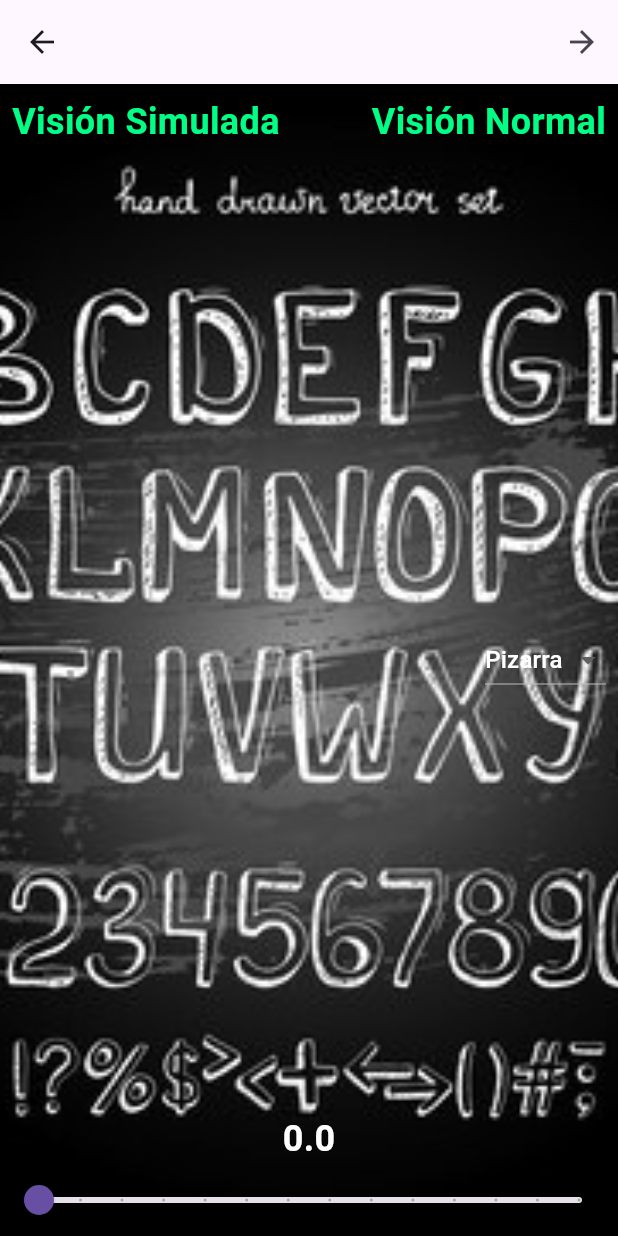
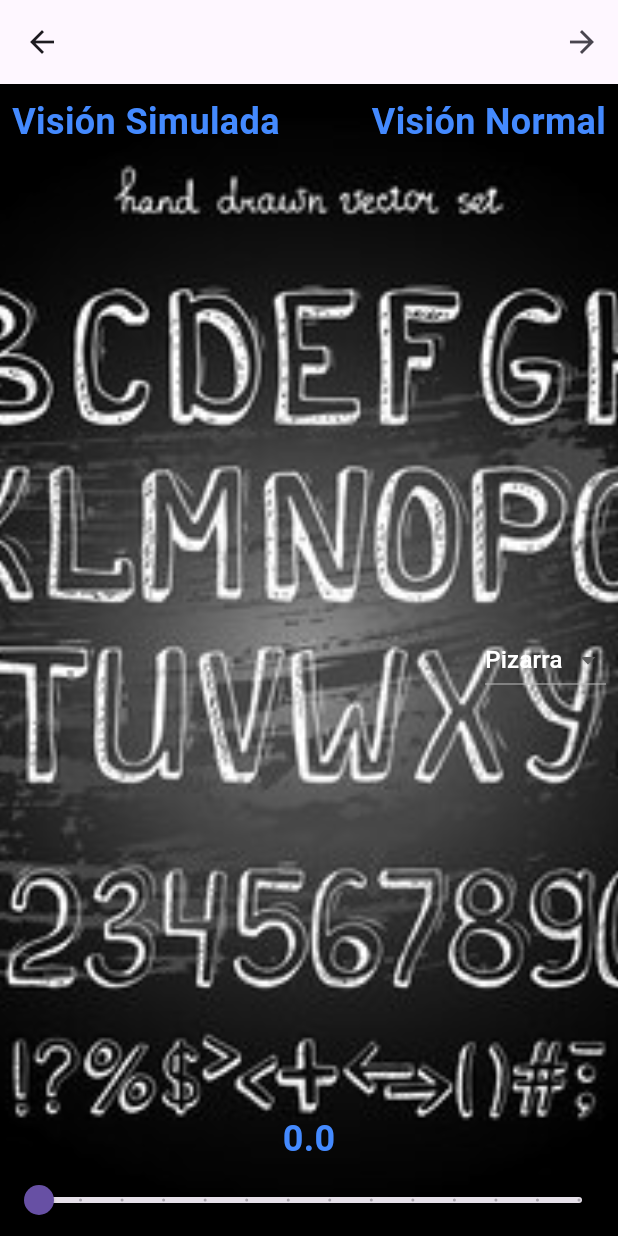
Before and after one commit to Jairo010/mobile_app_vista, a Flutter app: the CameraScreen screen opened directly, on a phone screen of 412 x 824 dp. Run offline on Flutter 3.47's test engine with Material 3 defaults, Android fonts, the light colour scheme and no system bars; our stand-ins replace camera, image_picker, shared_preferences; accounts and stored records are empty; statements that could not run were skipped.

Commit message:
Colors have been changed

```diff
--- a/lib/classes/simulation.dart
+++ b/lib/classes/simulation.dart
@@ -14,6 +14,7 @@ class SimulationPage extends StatefulWidget {
 
 List<CameraDescription> cameras = [];
 String dropdownButtonText = 'Pizarra';
+Color titleColor = Colors.blueAccent;
 
 class SimulationPageState extends State<SimulationPage> {
   @override
@@ -73,7 +74,7 @@ class SimulationPageState extends State<SimulationPage> {
                 ),
               ),
             ),
-          const Align(
+          Align(
             alignment: Alignment.topLeft,
             child: Padding(
               padding: EdgeInsets.all(8.0),
@@ -81,10 +82,10 @@ class SimulationPageState extends State<SimulationPage> {
                   style: TextStyle(
                       fontSize: 24,
                       fontWeight: FontWeight.bold,
-                      color: Color.fromARGB(255, 0, 255, 132))),
+                      color: titleColor)),
             ),
           ),
-          const Align(
+          Align(
             alignment: Alignment.topRight,
             child: Padding(
               padding: EdgeInsets.all(8.0),
@@ -92,7 +93,7 @@ class SimulationPageState extends State<SimulationPage> {
                   style: TextStyle(
                       fontSize: 24,
                       fontWeight: FontWeight.bold,
-                      color: Color.fromARGB(255, 0, 255, 132))),
+                      color: titleColor)),
             ),
           ),
           Align(
@@ -134,10 +135,13 @@ class SimulationPageState extends State<SimulationPage> {
                     dropdownButtonText = newValue!;
                     if (newValue == 'Pizarra') {
                       _image = const AssetImage('assets/images/BlackboardSpanish.jpg');
+                      titleColor = Colors.blueAccent;
                     } else if (newValue == 'Aula') {
                       _image = const AssetImage('assets/images/classroom.jpg');
+                      titleColor = Colors.black;
                     } else if (newValue == 'Cámara') {
                       getImage();
+                      titleColor = Colors.black;
                     }
                   });
                 },
@@ -248,7 +252,7 @@ class _CameraScreenState extends State<CameraScreen> {
                 ),
               ),
             ),
-          const Align(
+          Align(
             alignment: Alignment.topLeft,
             child: Padding(
               padding: EdgeInsets.all(8.0),
@@ -256,10 +260,10 @@ class _CameraScreenState extends State<CameraScreen> {
                   style: TextStyle(
                       fontSize: 24,
                       fontWeight: FontWeight.bold,
-                      color: Color.fromARGB(255, 0, 255, 132))),
+                      color: titleColor)),
             ),
           ),
-          const Align(
+          Align(
             alignment: Alignment.topRight,
             child: Padding(
               padding: EdgeInsets.all(8.0),
@@ -267,7 +271,7 @@ class _CameraScreenState extends State<CameraScreen> {
                   style: TextStyle(
                       fontSize: 24,
                       fontWeight: FontWeight.bold,
-                      color: Color.fromARGB(255, 0, 255, 132))),
+                      color: titleColor)),
             ),
           ),
           Align(
@@ -275,7 +279,7 @@ class _CameraScreenState extends State<CameraScreen> {
             child: Column(
               mainAxisAlignment: MainAxisAlignment.end,
               children: <Widget>[
-                Text(_sliderValue.toStringAsFixed(1), style: const TextStyle(fontSize: 24, color: Colors.white, fontWeight: FontWeight.bold)),
+                Text(_sliderValue.toStringAsFixed(1), style: TextStyle(fontSize: 24, color: titleColor, fontWeight: FontWeight.bold)),
                 Slider(
                   value: _sliderValue,
                   min: 0.0,
@@ -309,10 +313,13 @@ class _CameraScreenState extends State<CameraScreen> {
                     dropdownButtonText = newValue!;
                     if (newValue == 'Pizarra') {
                       _image = const AssetImage('assets/images/BlackboardSpanish.jpg');
+                      titleColor = Colors.blueAccent;
                     } else if (newValue == 'Aula') {
                       _image = const AssetImage('assets/images/classroom.jpg');
+                      titleColor = Colors.black;
                     } else if (newValue == 'Cámara') {
                       getImage();
+                      titleColor = Colors.black;
                     }
                   });
                 },
```
